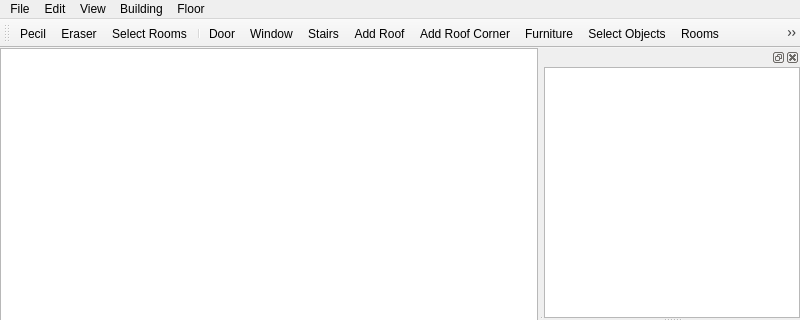
The window that src/tiled/BuildingEditor/buildingeditorwindow.ui (timbaker/tiled) describes before a commit, drawn with Qt 5; both pictures show x 0 to 800 and y 0 to 320 of the 800 by 600 pixel window.
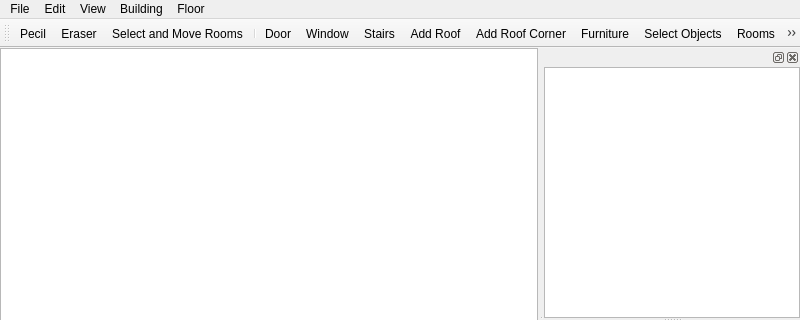
The same window after the commit. Icons and pictures are not drawn. Custom widgets are drawn as their Qt base class.

Commit message: Changed text of 'Select and Move Rooms' tool to be consistent with other tools.

What changed in the file:
```diff
--- a/src/tiled/BuildingEditor/buildingeditorwindow.ui
+++ b/src/tiled/BuildingEditor/buildingeditorwindow.ui
@@ -570,7 +570,7 @@
      <normaloff>:/images/22x22/stock-tool-rect-select.png</normaloff>:/images/22x22/stock-tool-rect-select.png</iconset>
    </property>
    <property name="text">
-    <string>Select Rooms</string>
+    <string>Select and Move Rooms</string>
    </property>
    <property name="toolTip">
     <string>Select and move rooms</string>
```
Left out of the diff: 2 changed lines with no effect on the pictures.
